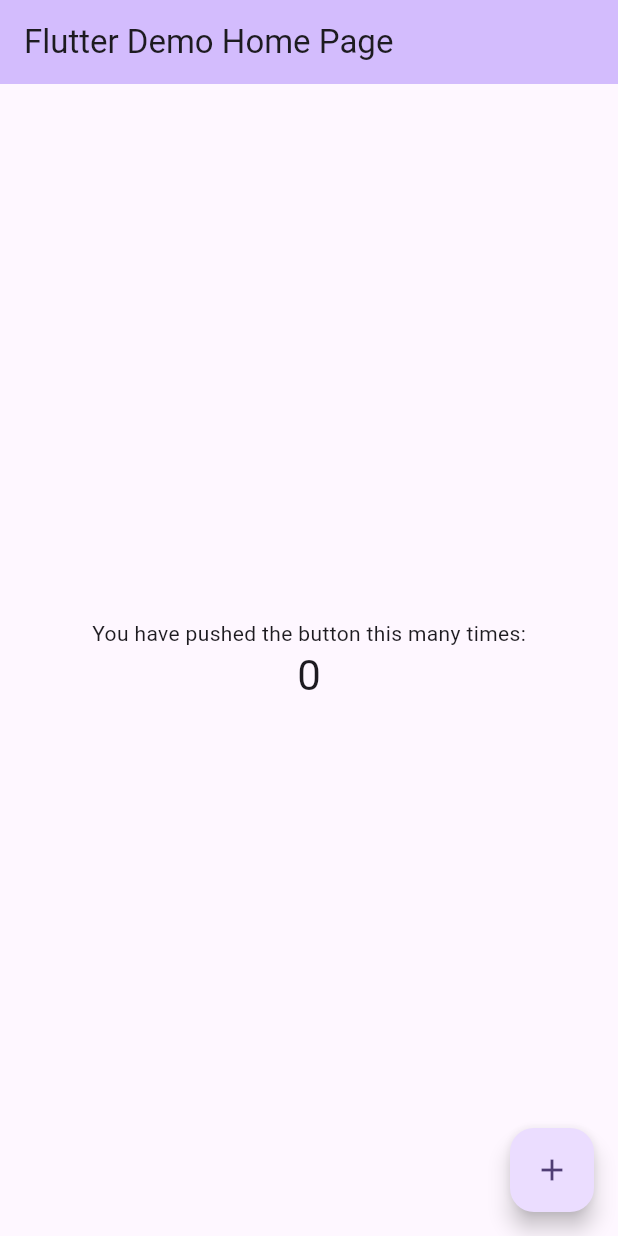
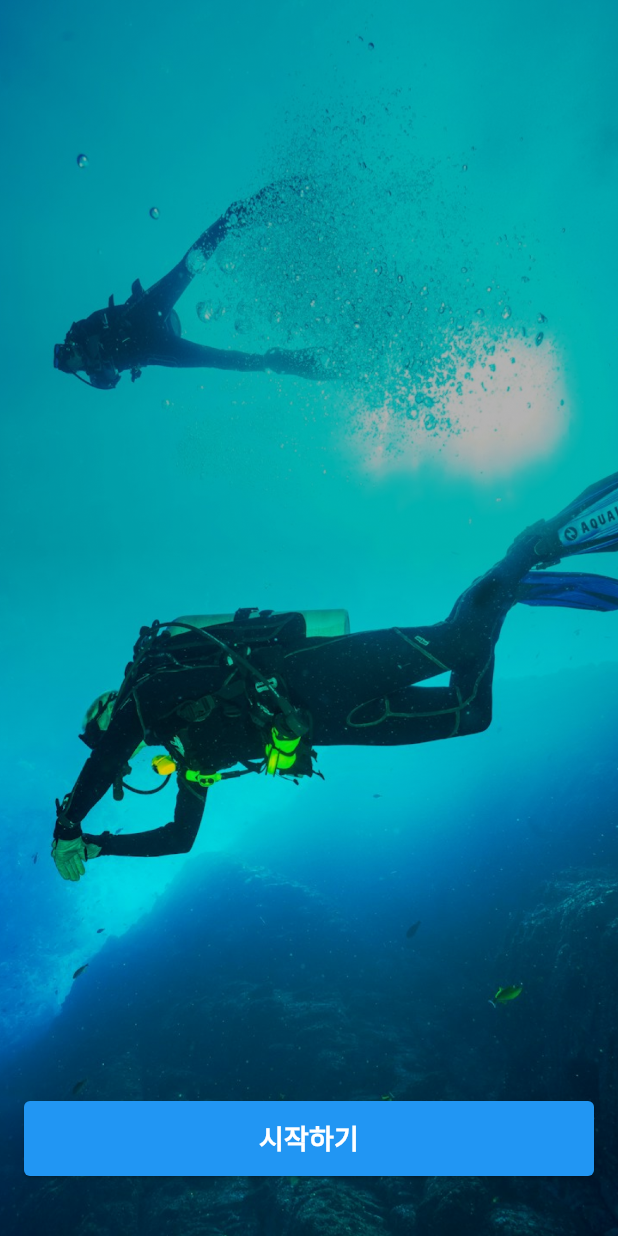
Before and after one commit to matthewKang6263/flutter_application_deepdive, a Flutter app: the screen it shows after launch, on a phone screen of 412 x 824 dp. Run offline on Flutter 3.47's test engine with Material 3 defaults, Android fonts, the light colour scheme and no system bars.

Commit message:
파일명 정리

```diff
--- /dev/null
+++ b/lib/intro_page.dart
@@ -0,0 +1,47 @@
+import 'package:flutter/material.dart';
+
+class IntroPage extends StatelessWidget {
+  @override
+  Widget build(BuildContext context) {
+    return Scaffold(
+      body: Stack(
+        children: [
+          Image.asset(
+            "assets/images/intro_bg.png",
+            fit: BoxFit.cover,
+            width: double.infinity,
+            height: double.infinity,
+          ),
+          Column(
+            children: [
+              Spacer(),
+              Padding(
+                padding:
+                    const EdgeInsets.symmetric(horizontal: 16, vertical: 40),
+                child: ElevatedButton(
+                  onPressed: () {
+                    print("버튼이 클릭되었습니다!");
+                  },
+                  style: ElevatedButton.styleFrom(
+                      backgroundColor: Colors.blue, //특정 컬러 hex 코드 넣기
+                      minimumSize: Size(double.infinity, 50),
+                      shape: RoundedRectangleBorder(
+                        borderRadius: BorderRadius.circular(4),
+                      )),
+                  child: Text(
+                    "시작하기",
+                    style: TextStyle(
+                      fontSize: 18,
+                      fontWeight: FontWeight.bold,
+                      color: Colors.white,
+                    ),
+                  ),
+                ),
+              ),
+            ],
+          )
+        ],
+      ),
+    );
+  }
+}
--- /dev/null
+++ b/lib/item_list_page.dart
@@ -0,0 +1,13 @@
+import 'package:flutter/material.dart';
+
+class ItemListPage extends StatelessWidget {
+  @override
+  Widget build(BuildContext context) {
+    return Scaffold(
+      appBar: AppBar(
+        title: Text("상품 목록"),
+      ),
+      body: Text("인트로"),
+    );
+  }
+}
--- a/lib/main.dart
+++ b/lib/main.dart
@@ -1,4 +1,5 @@
 import 'package:flutter/material.dart';
+import 'intro_page.dart';
 
 void main() {
   runApp(const MyApp());
@@ -7,119 +8,10 @@
 class MyApp extends StatelessWidget {
   const MyApp({super.key});
 
-  // This widget is the root of your application.
   @override
   Widget build(BuildContext context) {
     return MaterialApp(
-      title: 'Flutter Demo',
-      theme: ThemeData(
-        // This is the theme of your application.
-        //
-        // TRY THIS: Try running your application with "flutter run". You'll see
-        // the application has a purple toolbar. Then, without quitting the app,
-        // try changing the seedColor in the colorScheme below to Colors.green
-        // and then invoke "hot reload" (save your changes or press the "hot
-        // reload" button in a Flutter-supported IDE, or press "r" if you used
-        // the command line to start the app).
-        //
-        // Notice that the counter didn't reset back to zero; the application
-        // state is not lost during the reload. To reset the state, use hot
-        // restart instead.
-        //
-        // This works for code too, not just values: Most code changes can be
-        // tested with just a hot reload.
-        colorScheme: ColorScheme.fromSeed(seedColor: Colors.deepPurple),
-        useMaterial3: true,
-      ),
-      home: const MyHomePage(title: 'Flutter Demo Home Page'),
+      home: IntroPage(),
     );
   }
 }
-
-class MyHomePage extends StatefulWidget {
-  const MyHomePage({super.key, required this.title});
-
-  // This widget is the home page of your application. It is stateful, meaning
-  // that it has a State object (defined below) that contains fields that affect
-  // how it looks.
-
-  // This class is the configuration for the state. It holds the values (in this
-  // case the title) provided by the parent (in this case the App widget) and
-  // used by the build method of the State. Fields in a Widget subclass are
-  // always marked "final".
-
-  final String title;
-
-  @override
-  State<MyHomePage> createState() => _MyHomePageState();
-}
-
-class _MyHomePageState extends State<MyHomePage> {
-  int _counter = 0;
-
-  void _incrementCounter() {
-    setState(() {
-      // This call to setState tells the Flutter framework that something has
-      // changed in this State, which causes it to rerun the build method below
-      // so that the display can reflect the updated values. If we changed
-      // _counter without calling setState(), then the build method would not be
-      // called again, and so nothing would appear to happen.
-      _counter++;
-    });
-  }
-
-  @override
-  Widget build(BuildContext context) {
-    // This method is rerun every time setState is called, for instance as done
-    // by the _incrementCounter method above.
-    //
-    // The Flutter framework has been optimized to make rerunning build methods
-    // fast, so that you can just rebuild anything that needs updating rather
-    // than having to individually change instances of widgets.
-    return Scaffold(
-      appBar: AppBar(
-        // TRY THIS: Try changing the color here to a specific color (to
-        // Colors.amber, perhaps?) and trigger a hot reload to see the AppBar
-        // change color while the other colors stay the same.
-        backgroundColor: Theme.of(context).colorScheme.inversePrimary,
-        // Here we take the value from the MyHomePage object that was created by
-        // the App.build method, and use it to set our appbar title.
-        title: Text(widget.title),
-      ),
-      body: Center(
-        // Center is a layout widget. It takes a single child and positions it
-        // in the middle of the parent.
-        child: Column(
-          // Column is also a layout widget. It takes a list of children and
-          // arranges them vertically. By default, it sizes itself to fit its
-          // children horizontally, and tries to be as tall as its parent.
-          //
-          // Column has various properties to control how it sizes itself and
-          // how it positions its children. Here we use mainAxisAlignment to
-          // center the children vertically; the main axis here is the vertical
-          // axis because Columns are vertical (the cross axis would be
-          // horizontal).
-          //
-          // TRY THIS: Invoke "debug painting" (choose the "Toggle Debug Paint"
-          // action in the IDE, or press "p" in the console), to see the
-          // wireframe for each widget.
-          mainAxisAlignment: MainAxisAlignment.center,
-          children: <Widget>[
-            const Text(
-              'You have pushed the button this many times:',
-            ),
-            Text(
-              '$_counter',
-              style: Theme.of(context).textTheme.headlineMedium,
-            ),
-          ],
-        ),
-      ),
-      floatingActionButton: FloatingActionButton(
-        onPressed: _incrementCounter,
-        tooltip: 'Increment',
-        child: const Icon(Icons.add),
-      ), // This trailing comma makes auto-formatting nicer for build methods.
-    );
-  }
-}
```
Also changed, not shown: pubspec.yaml (+3 -5 lines), assets/images/intro_bg.png (added), lib/intro.dart (deleted), lib/list.dart (deleted).
